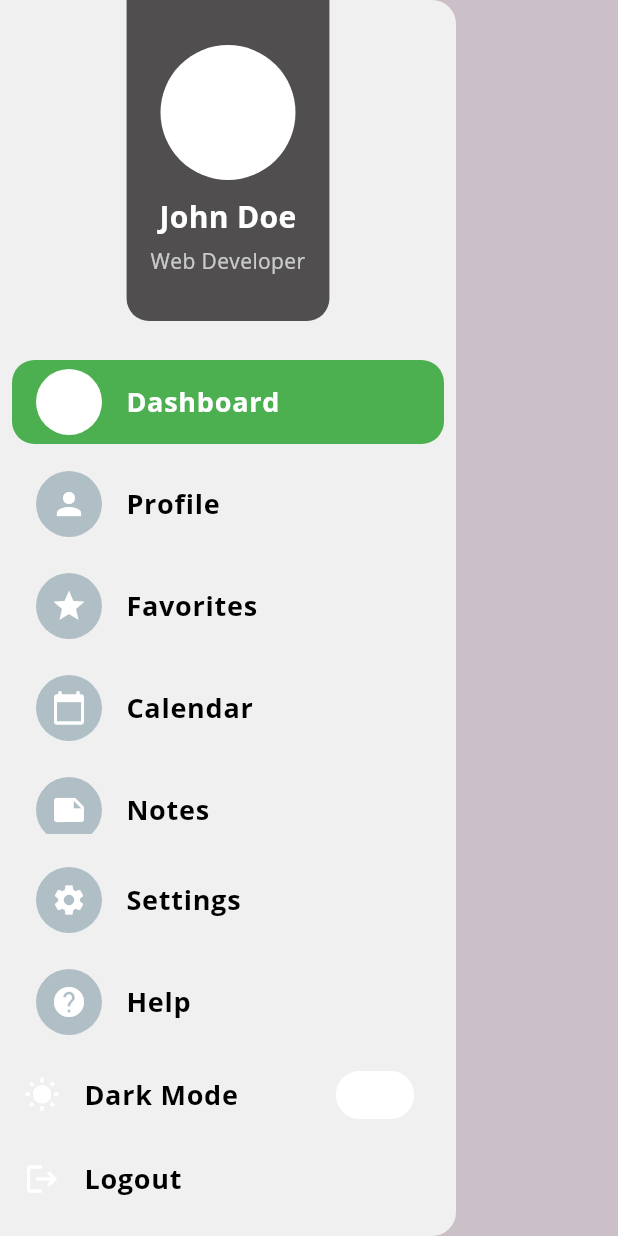
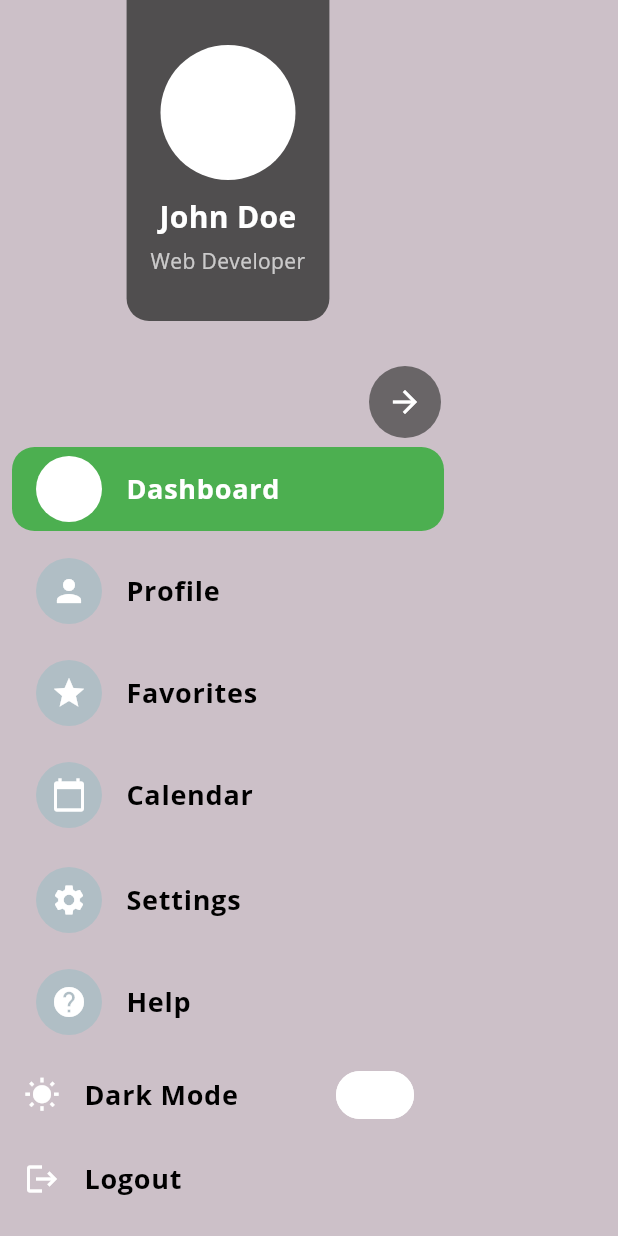
Before and after one commit to Abdirahmannor/task_manager_app, a Flutter app: the SidebarDrawer widget shown alone on an empty page, opened directly with empty values, on a phone screen of 412 x 824 dp. Run offline on Flutter 3.47's test engine with Material 3 defaults, Android fonts, the light colour scheme and no system bars; our stand-ins replace google_fonts, hive, hive_flutter, shared_preferences, sqflite, table_calendar; missing offline and left inert: bitsdojo_window, window_manager; accounts and stored records are empty.

Commit message:
Version 3.5: Updated SidebarDrawer with styled arrow button and color adjustments.

```diff
--- a/lib/theme/app_theme.dart
+++ b/lib/theme/app_theme.dart
@@ -4,14 +4,14 @@ import 'package:google_fonts/google_fonts.dart';
 class AppTheme {
   // Define centralized color scheme
   static const Color primaryColor =
-      Color.fromARGB(255, 71, 11, 55); // Main Color
+      Color.fromARGB(255, 5, 80, 48); // Main Color
   static const Color accentColor =
       Color.fromARGB(255, 27, 17, 85); // Accent Color
 
   // Light Mode Colors
   static const Color backgroundColor = Color(0Xffccc0c8); // Light Background
   static const Color sidebarBackgroundColor =
-      Color.fromARGB(255, 240, 240, 240); // Light Mode Sidebar Background
+      Color.fromARGB(255, 18, 175, 57); // Light Mode Sidebar Background
   static const Color sidebarProfileBackgroundColor =
       Color(0xFF504e4f); // Light Mode Profile section background
   static const Color sidebarSelectedColor =
@@ -34,13 +34,13 @@ class AppTheme {
   static const Color darkCardColor =
       Color.fromARGB(255, 4, 22, 71); // Dark Card Background
   static const Color darkSidebarBackgroundColor =
-      Color.fromARGB(255, 138, 21, 21); // Dark Mode Sidebar Background
+      Color.fromARGB(255, 209, 13, 13); // Dark Mode Sidebar Background
   static const Color darkSidebarProfileBackgroundColor =
       Color(0xFF3A3A3A); // Dark Mode Profile section background
   static const Color darkSidebarSelectedColor =
       Color(0xFF4CAF50); // Dark Mode Active tab color (green)
   static const Color darkSidebarIconColor =
-      Colors.white; // Dark Mode Icon color
+      Color.fromARGB(255, 11, 143, 77); // Dark Mode Icon color
   static const Color darkSidebarInactiveIconColor =
       Color(0xFFB0BEC5); // Dark Mode Inactive icon color
   static const Color darkSidebarTextColor =
--- a/lib/ui/widgets/sidebar_drawer.dart
+++ b/lib/ui/widgets/sidebar_drawer.dart
@@ -35,19 +35,15 @@ class _SidebarDrawerState extends State<SidebarDrawer> {
 
     return Drawer(
       backgroundColor: isDarkMode
-          ? AppTheme.darkSidebarBackgroundColor // Dark mode background
-          : AppTheme.sidebarBackgroundColor, // Light mode background
+          ? AppTheme.sidebarBackgroundColor
+          : AppTheme.backgroundColor,
       child: Column(
         children: [
           // Profile Section
           Container(
-            decoration: BoxDecoration(
-              color: isDarkMode
-                  ? AppTheme
-                      .sidebarProfileBackgroundColor // Dark mode profile background
-                  : AppTheme
-                      .sidebarProfileBackgroundColor, // Light mode profile background
-              borderRadius: const BorderRadius.only(
+            decoration: const BoxDecoration(
+              color: AppTheme.sidebarProfileBackgroundColor,
+              borderRadius: BorderRadius.only(
                 bottomRight: Radius.circular(15),
                 bottomLeft: Radius.circular(15),
               ),
@@ -83,6 +79,28 @@ class _SidebarDrawerState extends State<SidebarDrawer> {
             ),
           ),
           const SizedBox(height: 20), // Space after the profile section
+          Container(
+            alignment: Alignment.topRight, // Align to the top right
+            margin: const EdgeInsets.only(
+                top: 10, right: 10), // Margin for positioning
+            child: Material(
+              shape: const CircleBorder(), // Define shape here
+              color: isDarkMode
+                  ? AppTheme.sidebarIconColor
+                  : AppTheme.sidebarProfileBackgroundColor
+                      .withOpacity(0.8), // Background color
+              child: IconButton(
+                icon: const Icon(Icons.arrow_forward, color: Colors.white),
+                onPressed: () {
+                  // Action for the arrow button
+                  // You can implement functionality here, like collapsing the sidebar
+                },
+                padding: const EdgeInsets.all(12), // Adjust padding as needed
+              ),
+            ),
+          ),
+
+          // Arrow Button - Positioning in the right corner
 
           // Scrollable Navigation Section
           Expanded(
```
